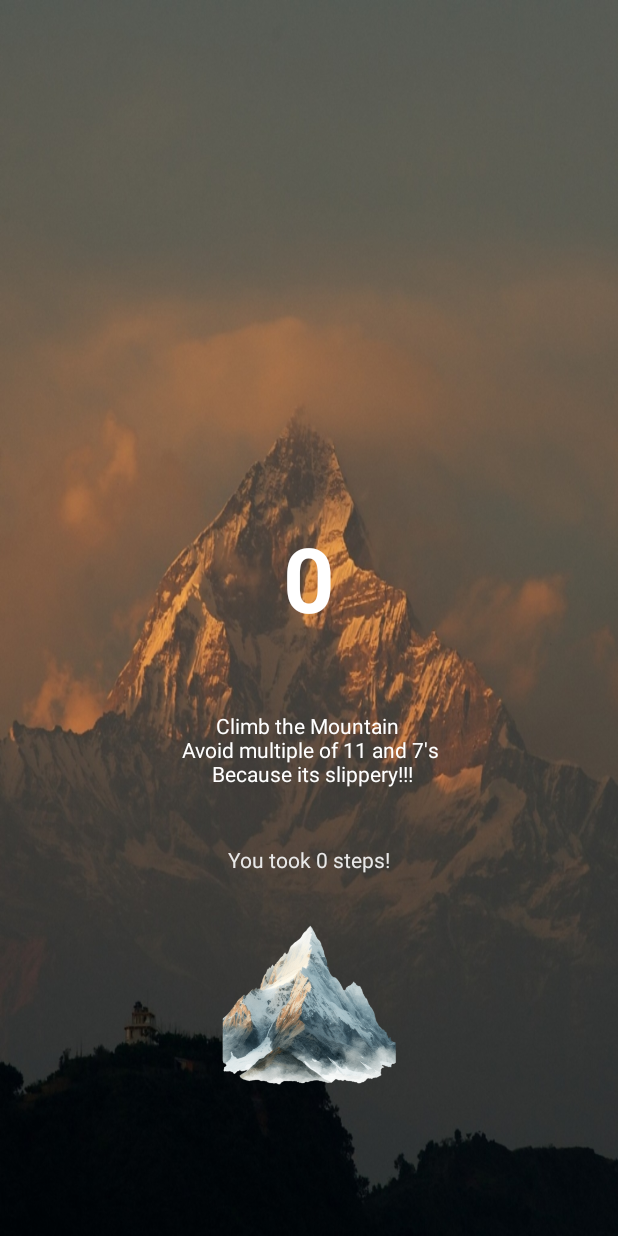
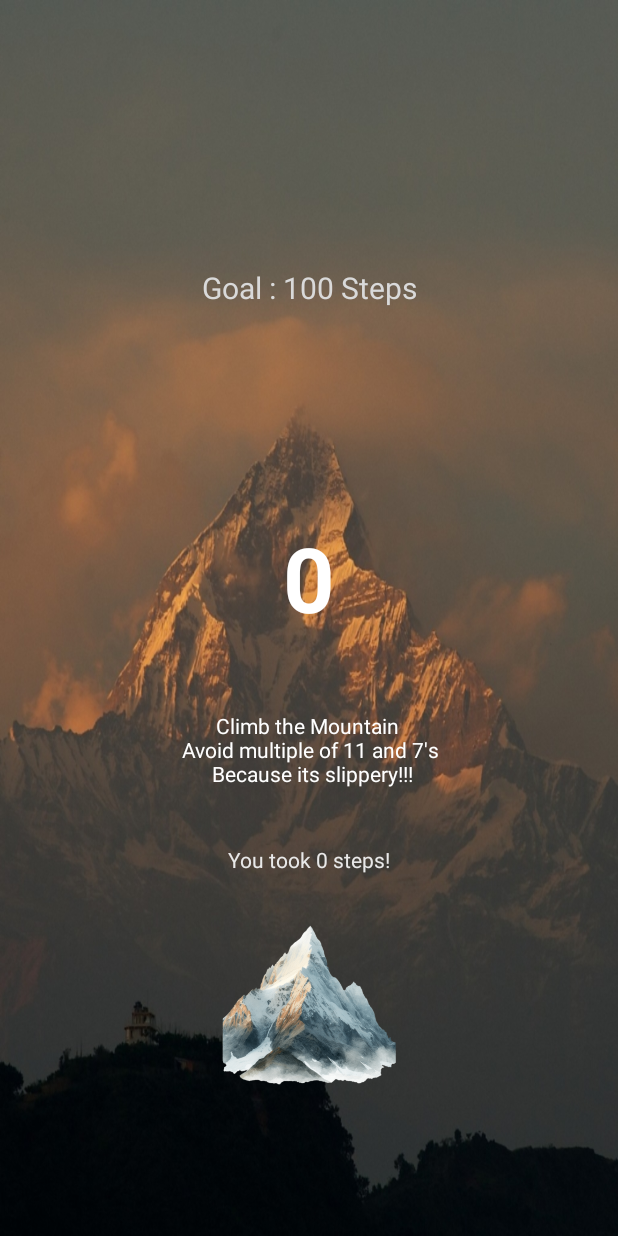
Before and after one commit to TsewangDSherpa/tds22-CS388-001, an Android app: the screen it shows after launch (MainActivity), on a phone screen of 412 x 824 dp. Run offline under Robolectric (Android 15) with nearby library versions, the light colour scheme and no system bars.

Commit message:
finished lab 1

```diff
--- a/Labs/Lab1/app/src/main/res/layout/activity_main.xml
+++ b/Labs/Lab1/app/src/main/res/layout/activity_main.xml
@@ -77,4 +77,18 @@
         app:layout_constraintStart_toStartOf="parent"
         app:layout_constraintTop_toBottomOf="@+id/textView2"
         app:layout_constraintVertical_bias="0.611" />
+
+    <TextView
+        android:id="@+id/goalText"
+        android:layout_width="202dp"
+        android:layout_height="38dp"
+        android:text="Goal : 100 Steps"
+        android:textAlignment="center"
+        android:textColor="#D9D9D9"
+        android:textSize="20sp"
+        app:layout_constraintBottom_toTopOf="@+id/textView"
+        app:layout_constraintEnd_toEndOf="parent"
+        app:layout_constraintStart_toStartOf="parent"
+        app:layout_constraintTop_toBottomOf="@+id/upgradeBtn"
+        app:layout_constraintVertical_bias="0.395" />
 </androidx.constraintlayout.widget.ConstraintLayout>
```
Also changed, not shown: Labs/Lab1/app/src/main/java/com/example/lab1/MainActivity.kt (+26 -4 lines), Labs/Lab1/app/src/main/res/drawable/start.png (added), 3 other files.
